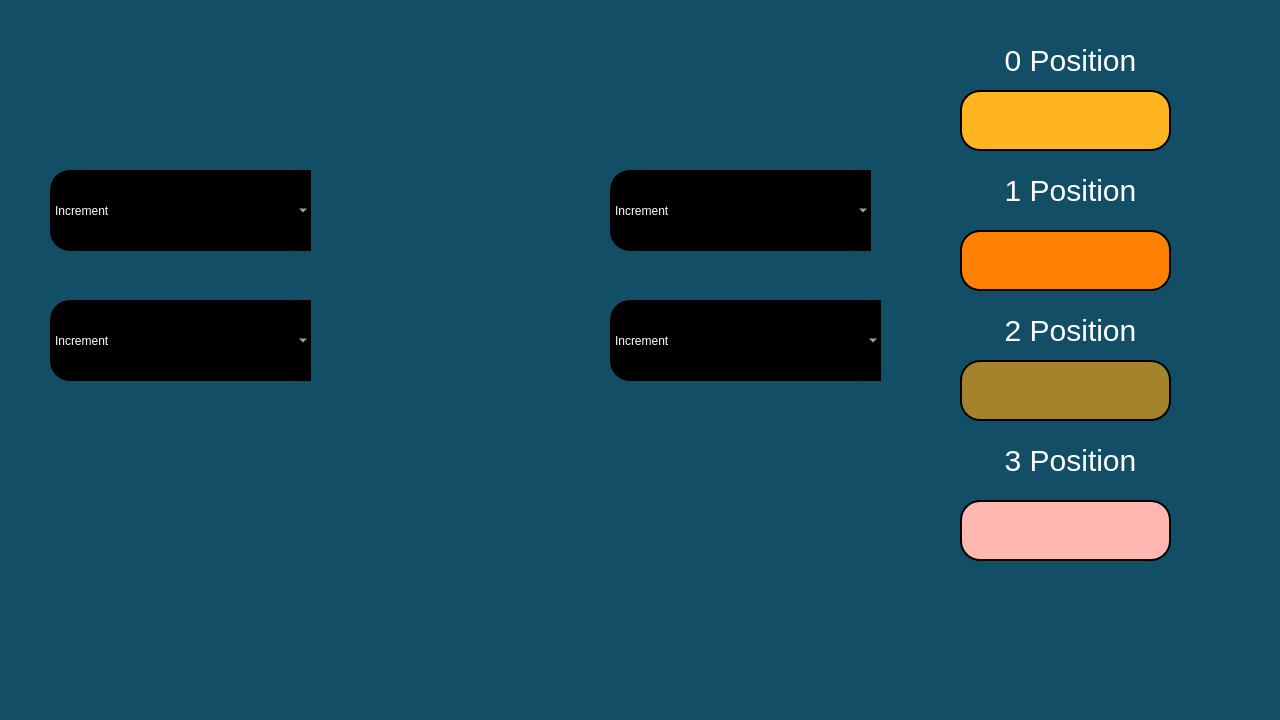
Old version of the form footswitch.ui in the repository RISWANAAAA/venturiphaco.
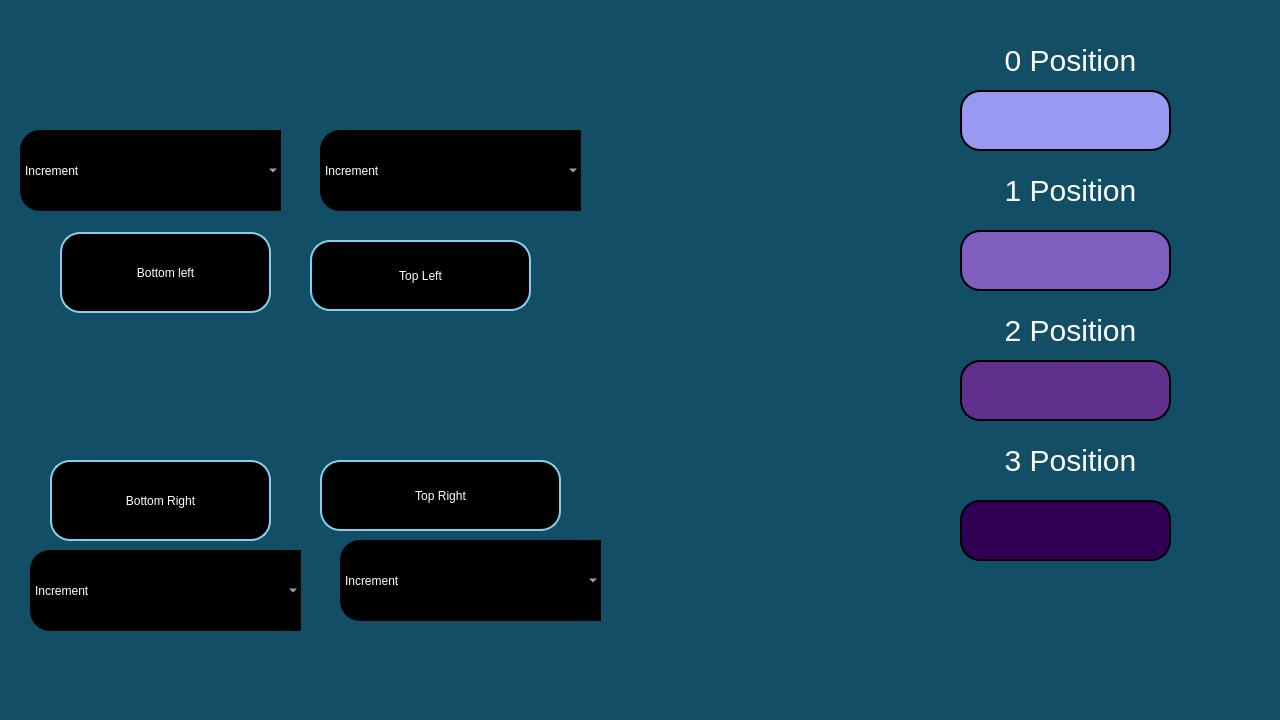
New version of the form. Icons and pictures are not drawn.

```diff
--- a/footswitch.ui
+++ b/footswitch.ui
@@ -23,10 +23,10 @@
   <widget class="QLabel" name="label">
    <property name="geometry">
     <rect>
-     <x>230</x>
-     <y>50</y>
-     <width>471</width>
-     <height>571</height>
+     <x>-80</x>
+     <y>100</y>
+     <width>631</width>
+     <height>561</height>
     </rect>
    </property>
    <property name="styleSheet">
@@ -50,7 +50,7 @@
    <property name="styleSheet">
     <string notr="true">
 font:25pt &quot;Ubuntu&quot;;
-background-color:#FFB521;
+background-color:#9A99F2;
 border-radius:20px;border:2px solid black;</string>
    </property>
    <property name="alignment">
@@ -69,7 +69,7 @@
    <property name="styleSheet">
     <string notr="true">
 font:25pt &quot;Ubuntu&quot;;
-background-color: #FF8103;
+background-color: #805EBF;
 border-radius:20px;border:2px solid black;</string>
    </property>
    <property name="alignment">
@@ -88,7 +88,7 @@
    <property name="styleSheet">
     <string notr="true">
 font:25pt &quot;Ubuntu&quot;;
-background-color: #a3842c;
+background-color: #60308C;
 border-radius:20px;border:2px solid black;</string>
    </property>
    <property name="alignment">
@@ -107,7 +107,7 @@
    <property name="styleSheet">
     <string notr="true">
 font:25pt &quot;Ubuntu&quot;;
-background-color: #ffb8b1;
+background-color: #310055;
 border-radius:20px;border:2px solid black;</string>
    </property>
    <property name="alignment">
@@ -279,10 +279,10 @@
   <widget class="QPushButton" name="But_save">
    <property name="geometry">
     <rect>
-     <x>1070</x>
-     <y>570</y>
-     <width>211</width>
-     <height>151</height>
+     <x>1020</x>
+     <y>610</y>
+     <width>111</width>
+     <height>81</height>
     </rect>
    </property>
    <property name="styleSheet">
@@ -297,78 +297,94 @@
   <widget class="QPushButton" name="But_topleft">
    <property name="geometry">
     <rect>
-     <x>328</x>
-     <y>164</y>
-     <width>81</width>
-     <height>101</height>
+     <x>310</x>
+     <y>240</y>
+     <width>221</width>
+     <height>71</height>
     </rect>
    </property>
    <property name="styleSheet">
-    <string notr="true">border:none;
-background-color: transparent;</string>
+    <string notr="true">QPushButton { text-align: center; font-size: 9pt; 
+background-color: rgb(0, 0, 0);
+color: rgb(255, 255, 255);
+border-radius:20px;
+border:2px solid skyblue;
+}</string>
    </property>
    <property name="text">
-    <string/>
+    <string>Top Left</string>
    </property>
   </widget>
   <widget class="QPushButton" name="But_topright">
    <property name="geometry">
     <rect>
-     <x>540</x>
-     <y>170</y>
-     <width>61</width>
-     <height>101</height>
+     <x>320</x>
+     <y>460</y>
+     <width>241</width>
+     <height>71</height>
     </rect>
    </property>
    <property name="styleSheet">
-    <string notr="true">border:none;
-background-color: transparent;</string>
+    <string notr="true">QPushButton { text-align:center; font-size: 9pt; 
+background-color: rgb(0, 0, 0);
+color: rgb(255, 255, 255);
+border-radius:20px;
+border:2px solid skyblue;
+}</string>
    </property>
    <property name="text">
-    <string/>
+    <string>Top Right</string>
    </property>
   </widget>
   <widget class="QPushButton" name="But_bottomleft">
    <property name="geometry">
     <rect>
-     <x>340</x>
-     <y>300</y>
-     <width>61</width>
-     <height>91</height>
+     <x>60</x>
+     <y>232</y>
+     <width>211</width>
+     <height>81</height>
     </rect>
    </property>
    <property name="styleSheet">
-    <string notr="true">border:none;
-background-color: transparent;</string>
+    <string notr="true">QPushButton { text-align:center; font-size: 9pt; 
+background-color: rgb(0, 0, 0);
+color: rgb(255, 255, 255);
+border-radius:20px;
+border:2px solid skyblue;
+}</string>
    </property>
    <property name="text">
-    <string/>
+    <string>Bottom left</string>
    </property>
   </widget>
   <widget class="QPushButton" name="But_bottomright">
    <property name="geometry">
     <rect>
-     <x>540</x>
-     <y>300</y>
-     <width>61</width>
-     <height>91</height>
+     <x>50</x>
+     <y>460</y>
+     <width>221</width>
+     <height>81</height>
     </rect>
    </property>
    <property name="styleSheet">
-    <string notr="true">border:none;
-background-color: transparent;</string>
+    <string notr="true">QPushButton { text-align:center; font-size: 9pt; 
+background-color: rgb(0, 0, 0);
+color: rgb(255, 255, 255);
+border-radius:20px;
+border:2px solid skyblue;
+}</string>
    </property>
    <property name="text">
-    <string/>
+    <string>Bottom Right</string>
    </property>
   </widget>
   <widget class="QPushButton" name="But_footswitch">
    <property name="geometry">
     <rect>
-     <x>420</x>
-     <y>180</y>
-     <width>111</width>
-     <height>231</height>
+     <x>110</x>
+     <y>296</y>
+     <width>361</width>
+     <height>181</height>
     </rect>
    </property>
    <property name="styleSheet">
@@ -382,8 +398,8 @@
   <widget class="QComboBox" name="LeftFoot_com">
    <property name="geometry">
     <rect>
-     <x>50</x>
-     <y>170</y>
+     <x>320</x>
+     <y>130</y>
      <width>261</width>
      <height>81</height>
     </rect>
@@ -428,8 +444,8 @@
   <widget class="QComboBox" name="Right_footcom">
    <property name="geometry">
     <rect>
-     <x>610</x>
-     <y>170</y>
+     <x>340</x>
+     <y>540</y>
      <width>261</width>
      <height>81</height>
     </rect>
@@ -474,8 +490,8 @@
   <widget class="QComboBox" name="Bottom_leftcom">
    <property name="geometry">
     <rect>
-     <x>50</x>
-     <y>300</y>
+     <x>20</x>
+     <y>130</y>
      <width>261</width>
      <height>81</height>
     </rect>
@@ -520,8 +536,8 @@
   <widget class="QComboBox" name="Bottom_rightcom">
    <property name="geometry">
     <rect>
-     <x>610</x>
-     <y>300</y>
+     <x>30</x>
+     <y>550</y>
      <width>271</width>
      <height>81</height>
     </rect>
@@ -563,19 +579,6 @@
     </property>
    </item>
   </widget>
-  <widget class="QLabel" name="label_3">
-   <property name="geometry">
-    <rect>
-     <x>50</x>
-     <y>490</y>
-     <width>41</width>
-     <height>41</height>
-    </rect>
-   </property>
-   <property name="text">
-    <string/>
-   </property>
-  </widget>
   <widget class="QLabel" name="label_4">
    <property name="geometry">
     <rect>
@@ -681,10 +684,10 @@
   <widget class="QPushButton" name="But_save_2">
    <property name="geometry">
     <rect>
-     <x>890</x>
-     <y>570</y>
-     <width>211</width>
-     <height>151</height>
+     <x>1190</x>
+     <y>0</y>
+     <width>81</width>
+     <height>101</height>
     </rect>
    </property>
    <property name="styleSheet">
@@ -696,6 +699,78 @@
     <string/>
    </property>
   </widget>
+  <widget class="QLabel" name="label_3">
+   <property name="geometry">
+    <rect>
+     <x>380</x>
+     <y>301</y>
+     <width>21</width>
+     <height>41</height>
+    </rect>
+   </property>
+   <property name="styleSheet">
+    <string notr="true">image: url(:/images/uparrow.png);
+border:none;
+background-color:transparent;</string>
+   </property>
+   <property name="text">
+    <string/>
+   </property>
+  </widget>
+  <widget class="QLabel" name="label_8">
+   <property name="geometry">
+    <rect>
+     <x>220</x>
+     <y>302</y>
+     <width>31</width>
+     <height>51</height>
+    </rect>
+   </property>
+   <property name="styleSheet">
+    <string notr="true">image: url(:/images/uparrow.png);
+border:none;
+background-color:transparent;</string>
+   </property>
+   <property name="text">
+    <string/>
+   </property>
+  </widget>
+  <widget class="QLabel" name="label_9">
+   <property name="geometry">
+    <rect>
+     <x>370</x>
+     <y>430</y>
+     <width>21</width>
+     <height>41</height>
+    </rect>
+   </property>
+   <property name="styleSheet">
+    <string notr="true">border:none;
+image: url(:/images/downarrow.png);
+background-color:transparent;</string>
+   </property>
+   <property name="text">
+    <string/>
+   </property>
+  </widget>
+  <widget class="QLabel" name="label_10">
+   <property name="geometry">
+    <rect>
+     <x>220</x>
+     <y>420</y>
+     <width>31</width>
+     <height>51</height>
+    </rect>
+   </property>
+   <property name="styleSheet">
+    <string notr="true">border:none;
+image: url(:/images/downarrow.png);
+background-color:transparent;</string>
+   </property>
+   <property name="text">
+    <string/>
+   </property>
+  </widget>
   <zorder>label_2</zorder>
   <zorder>label</zorder>
   <zorder>lineEdit</zorder>
```
Left out of the diff: 50 changed lines with no effect on the pictures.
